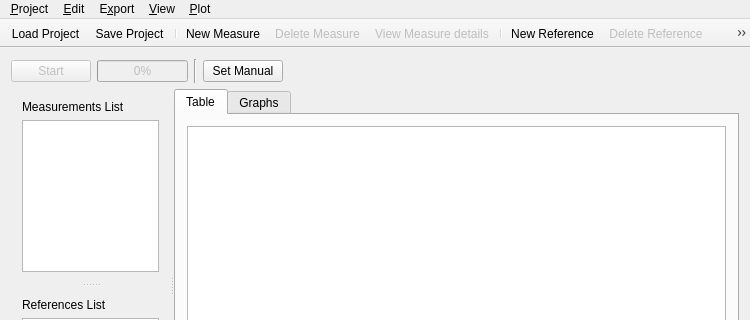
froque/AeroIST, file aeroist/aeroistwindow.ui: the form before one commit; both pictures show x 0 to 750 and y 0 to 320 of the 750 by 491 pixel window.
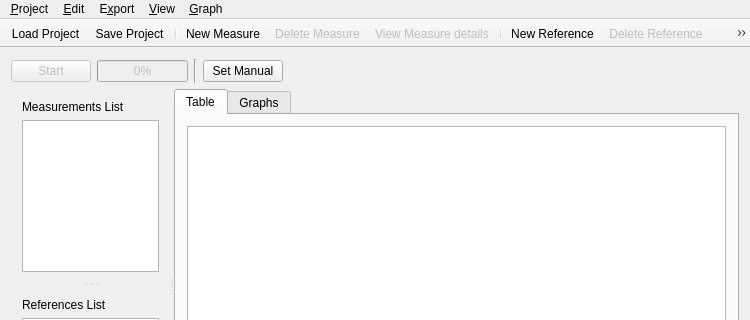
The form after the commit. Custom widgets are drawn as their Qt base class.

Patch:
```diff
--- a/aeroist/aeroistwindow.ui
+++ b/aeroist/aeroistwindow.ui
@@ -192,7 +192,7 @@
      <x>0</x>
      <y>0</y>
      <width>750</width>
-     <height>25</height>
+     <height>27</height>
     </rect>
    </property>
    <widget class="QMenu" name="menuProject">
@@ -239,7 +239,7 @@
    </widget>
    <widget class="QMenu" name="menuPlot">
     <property name="title">
-     <string>&amp;Plot</string>
+     <string>&amp;Graph</string>
     </property>
     <addaction name="actionNew_Curve"/>
     <addaction name="actionDelete_Curve"/>
```
Left out of the diff: 6 changed lines with no effect on the pictures.
